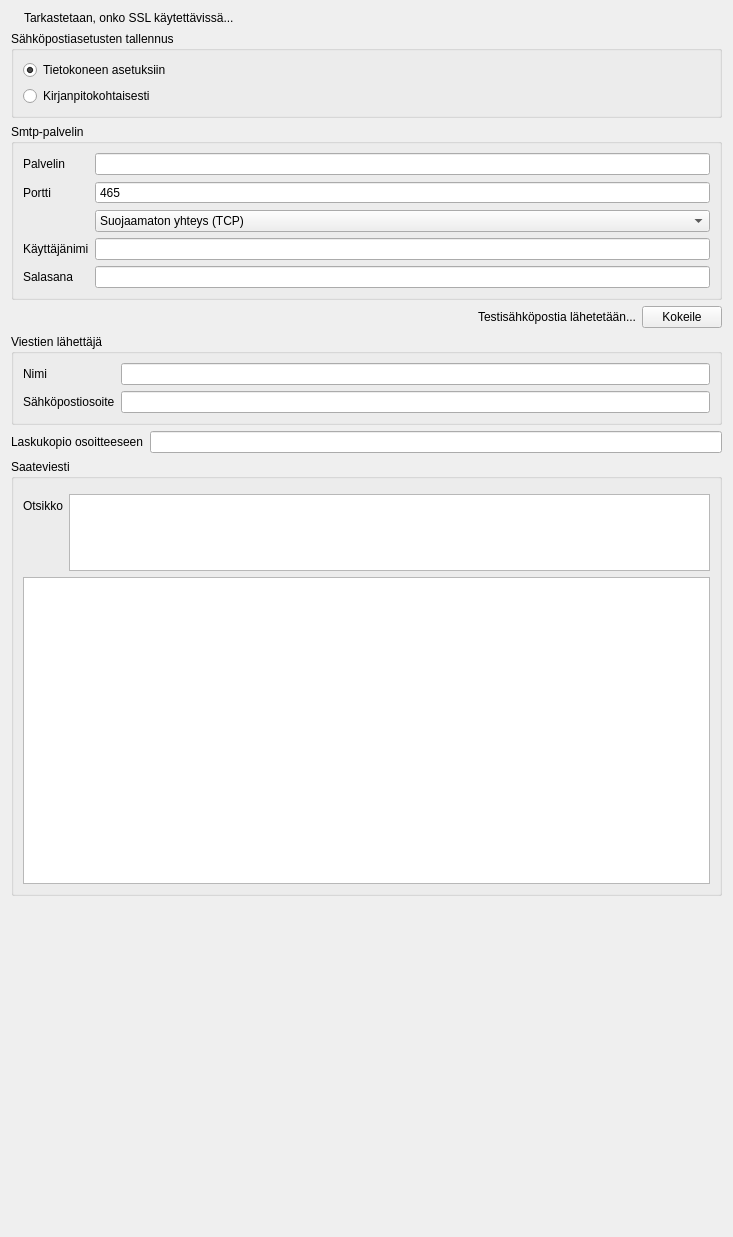
Old version of the form kitsas/maaritys/emailmaaritys.ui in the repository artoh/kitupiikki.
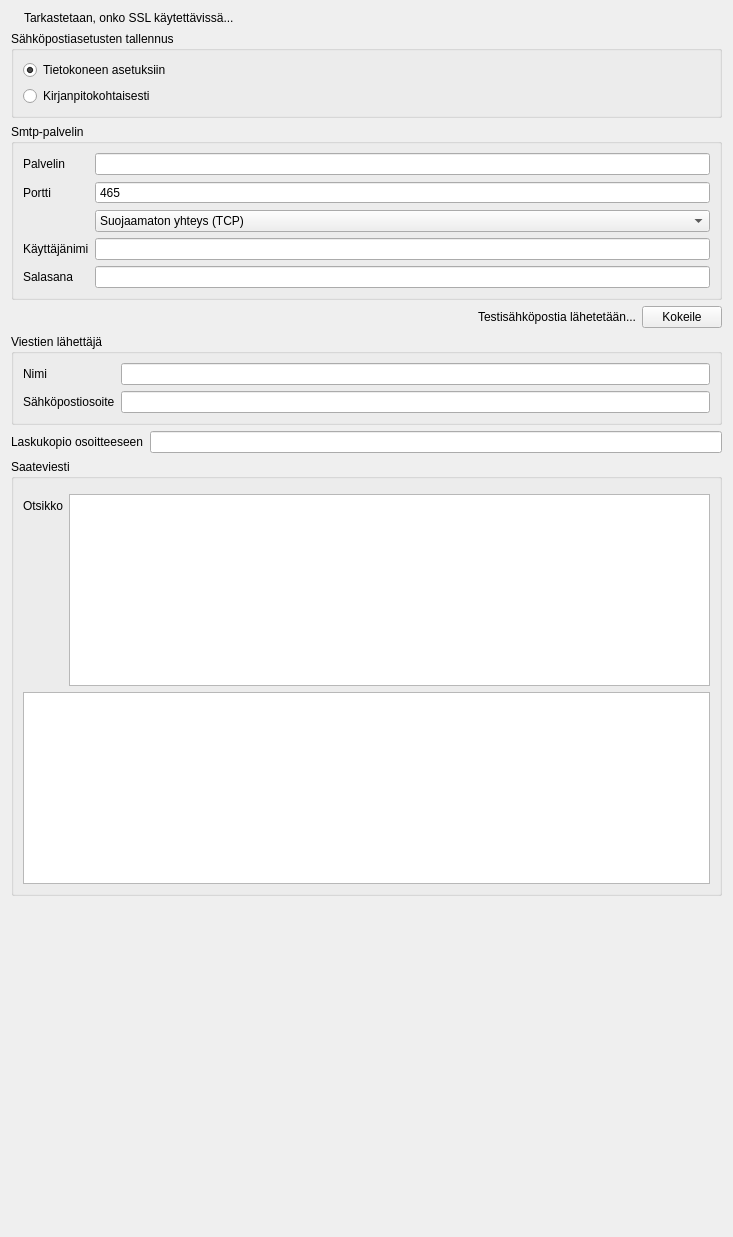
New version of the form. Icons and pictures are not drawn.

```diff
--- a/kitsas/maaritys/emailmaaritys.ui
+++ b/kitsas/maaritys/emailmaaritys.ui
@@ -263,7 +263,7 @@
      <property name="title">
       <string>Saateviesti</string>
      </property>
-     <layout class="QVBoxLayout" name="verticalLayout" stretch="0,1,4">
+     <layout class="QVBoxLayout" name="verticalLayout" stretch="0,0,0">
       <item>
        <widget class="QTabBar" name="kieliTab" native="true"/>
       </item>
```
Left out of the diff: 6 changed lines with no effect on the pictures.
